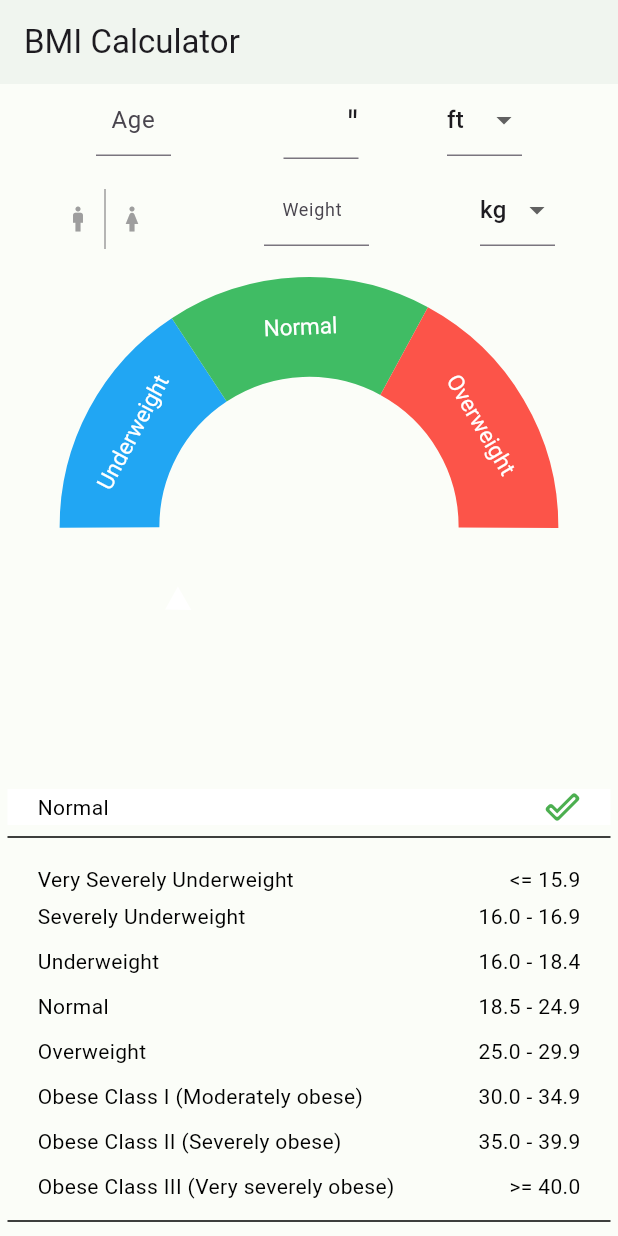
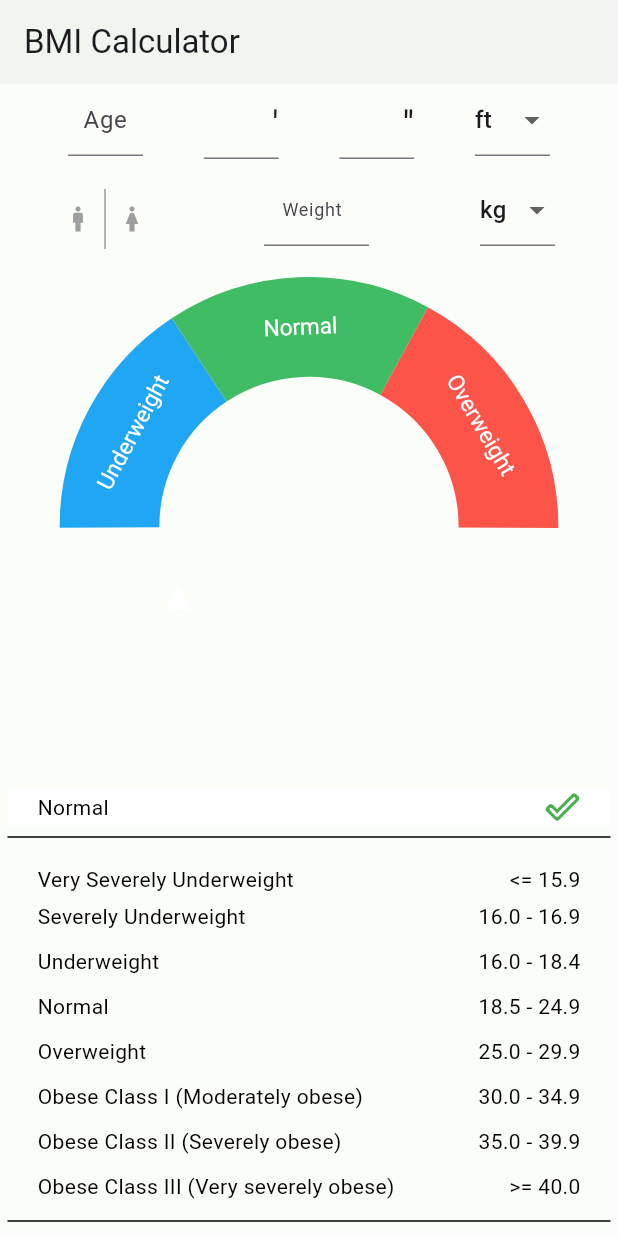
Before and after one commit to saif-uddin-shrabon/BMI, a Flutter app: the screen it shows after launch, on a phone screen of 412 x 824 dp. Run offline on Flutter 3.47's test engine with Material 3 defaults, Android fonts, the phone set to English and light mode, and no system bars; drawn by our look-alikes of syncfusion_flutter_gauges; our stand-ins replace flutter_screenutil.

Commit message:
Main function complete

```diff
--- a/lib/main.dart
+++ b/lib/main.dart
@@ -164,7 +164,79 @@ class _MyHomePageState extends State<MyHomePage> {
 
 
 
-                       _slectedVal == "ft" ? Row(
+                       // Feet container
+
+                       Container(
+                         width: 50,
+                         height: 40,
+                         child: Column(
+
+                           children: [
+                             Container(
+                               height: 14.0,
+                               alignment: Alignment.centerRight,
+                               child: Text(
+                                 "'",
+                                 style: TextStyle(fontSize: 24.0),
+                               ),
+                             ),
+                             Expanded(
+                               child: TextField(
+                                 controller: ftController,
+                                 keyboardType: TextInputType.number,
+                                 onChanged: (value) {
+                                   checkFiled();
+                                 },
+                               ),
+                             ),
+                           ],
+                         ),
+                       ),
+
+                       // incich container
+                       Container(
+                         width: 50,
+                         height: 40,
+
+                         child:   Column(
+
+                           children: [
+
+                             Container(
+                               height: 14.0,
+                               alignment: Alignment.centerRight,
+                               child: Text(
+                                 "''",
+                                 style: TextStyle(fontSize: 24.0),
+                               ),
+                             ),
+
+
+
+                             Expanded(
+                               child: TextField(
+                                 controller: inController,
+
+
+                                 keyboardType: TextInputType.number,
+                                 onChanged: (value) {
+                                   checkFiled();
+                                 },
+                               ),
+                             ),
+
+                           ],
+                         ),
+                       ),
+
+
+
+
+
+
+                       /*
+                       _slectedVal == "ft" ?
+                       Row(
                          children: [
 
                            // incich container
@@ -237,6 +309,7 @@ class _MyHomePageState extends State<MyHomePage> {
                            ],
                          ),
                        ) ,
+                       */
 
 
                        // select ft or cm
@@ -251,17 +324,19 @@ class _MyHomePageState extends State<MyHomePage> {
                            onChanged: (val) {
                              setState(() {
                                _slectedVal = val as String;
-                               if(_slectedVal == "ft"){
-                                 heightInCm.clear();
-
-                                }else{
-                                 ftController.clear();
-                                 inController.clear();
-                               }
+                               // if(_slectedVal == "ft"){
+                               //   heightInCm.clear();
+                               //
+                               //  }else{
+                               //   ftController.clear();
+                               //   inController.clear();
+                               // }
                              });
                            },
                          ),
                        ),
+
+
 
                      ],
                    ),
@@ -301,9 +376,6 @@ class _MyHomePageState extends State<MyHomePage> {
                            ],
                          ),
                        ),
-
-                       // Conditionally render based on _selectedWval value
-                       if (_selectedWval == "kg")
                        Container(
                          width: 70,
                          height: 60,
@@ -325,89 +397,117 @@ class _MyHomePageState extends State<MyHomePage> {
                              ),
                            ],
                          ),
-                         )
-                       else if (_selectedWval == "lb")
-                         Container(
-                           width: 70,
-                           height: 60,
-                           child: Column(
-                             children: [
-                               TextField(
-                                 controller: wtController,
-                                 decoration: const InputDecoration(
-                                   labelText: "Weight",
-                                   labelStyle: TextStyle(
-                                     fontSize: 12,
-                                   ),
-                                   contentPadding: EdgeInsets.symmetric(horizontal: 12.0),
-                                 ),
-                                 keyboardType: TextInputType.number,
-                                 onChanged: (value) {
-                                   checkFiled();
-                                 },
-                               ),
-                             ],
-                           ),
-                         )
-                       else if (_selectedWval == "st")
-                           Row(
-                             children: [
-                               Container(
-                                 width: 50,
-                                 height: 60,
-
-                                 child:   Column(
-
-
-                                   children: [
-
-                                     TextField(
-                                       controller: stController,
-                                       decoration: const InputDecoration(
-                                         labelText: "st",
-                                         contentPadding: EdgeInsets.symmetric(horizontal: 10.0),
-                                       ),
-                                       keyboardType: TextInputType.number,
-                                       // call checkFiled method when text field is changed
-                                       onChanged: (value) {
-                                         checkFiled();
-                                       },
-                                     ),
-
-                                   ],
-                                 ),
-                               ),
-
-                               Container(
-                                 width: 50,
-                                 height: 60,
-                                 margin: EdgeInsets.only(left: 15.0),
-
-                                 child:   Column(
-
-
-                                   children: [
-
-                                     TextField(
-                                       controller: lbController,
-                                       decoration: const InputDecoration(
-                                         labelText: "lb",
-                                         contentPadding: EdgeInsets.symmetric(horizontal: 10.0),
-                                       ),
-                                       keyboardType: TextInputType.number,
-                                       // call checkFiled method when text field is changed
-                                       onChanged: (value) {
-                                         checkFiled();
-                                       },
-                                     ),
-
-                                   ],
-                                 ),
                        ),
 
 
-                             ],
-                           ) ,
+                       // // Conditionally render based on _selectedWval value
+                       // if (_selectedWval == "kg")
+                       //   Container(
+                       //     width: 70,
+                       //     height: 60,
+                       //     child: Column(
+                       //       children: [
+                       //         TextField(
+                       //           controller: wtController,
+                       //           decoration: const InputDecoration(
+                       //             labelText: "Weight",
+                       //             labelStyle: TextStyle(
+                       //               fontSize: 12,
+                       //             ),
+                       //             contentPadding: EdgeInsets.symmetric(horizontal: 12.0),
+                       //           ),
+                       //           keyboardType: TextInputType.number,
+                       //           onChanged: (value) {
+                       //             checkFiled();
+                       //           },
+                       //         ),
+                       //       ],
+                       //     ),
+                       //   )
+                       // else if (_selectedWval == "lb")
+                       //   Container(
+                       //     width: 70,
+                       //     height: 60,
+                       //     child: Column(
+                       //       children: [
+                       //         TextField(
+                       //           controller: wtController,
+                       //           decoration: const InputDecoration(
+                       //             labelText: "Weight",
+                       //             labelStyle: TextStyle(
+                       //               fontSize: 12,
+                       //             ),
+                       //             contentPadding: EdgeInsets.symmetric(horizontal: 12.0),
+                       //           ),
+                       //           keyboardType: TextInputType.number,
+                       //           onChanged: (value) {
+                       //             checkFiled();
+                       //           },
+                       //         ),
+                       //       ],
+                       //     ),
+                       //   )
+                       // else if (_selectedWval == "st")
+                       //     Row(
+                       //       children: [
+                       //         Container(
+                       //           width: 50,
+                       //           height: 60,
+                       //
+                       //           child:   Column(
+                       //
+                       //
+                       //             children: [
+                       //
+                       //               TextField(
+                       //                 controller: stController,
+                       //                 decoration: const InputDecoration(
+                       //                   labelText: "st",
+                       //                   contentPadding: EdgeInsets.symmetric(horizontal: 10.0),
+                       //                 ),
+                       //                 keyboardType: TextInputType.number,
+                       //                 // call checkFiled method when text field is changed
+                       //                 onChanged: (value) {
+                       //                   checkFiled();
+                       //                 },
+                       //               ),
+                       //
+                       //             ],
+                       //           ),
+                       //         ),
+                       //
+                       //
+                       //         Container(
+                       //           width: 50,
+                       //           height: 60,
+                       //           margin: EdgeInsets.only(left: 15.0),
+                       //
+                       //           child:   Column(
+                       //
+                       //
+                       //             children: [
+                       //
+                       //               TextField(
+                       //                 controller: lbController,
+                       //                 decoration: const InputDecoration(
+                       //                   labelText: "lb",
+                       //                   contentPadding: EdgeInsets.symmetric(horizontal: 10.0),
+                       //                 ),
+                       //                 keyboardType: TextInputType.number,
+                       //                 // call checkFiled method when text field is changed
+                       //                 onChanged: (value) {
+                       //                   checkFiled();
+                       //                 },
+                       //               ),
+                       //
+                       //             ],
+                       //           ),
+                       //         ),
+                       //
+                       //
+                       //
+                       //       ],
+                       //     ) ,
 
                        Container(
                          width: 50,
@@ -506,7 +606,7 @@ class _MyHomePageState extends State<MyHomePage> {
                        color: Colors.white,
                        // add result + 30 to show the pointer on the gauge or null
                        // value:  double.parse(result) + 30 ?? 0,
-                       value: rangeValue ?? 0,
+                       value: rangeValue,
 
 
                        markerHeight: 15,
@@ -753,6 +853,7 @@ class _MyHomePageState extends State<MyHomePage> {
 
              ),
 
+
             Divider(
               color: Colors.black,
               thickness: 1.0,
@@ -814,6 +915,7 @@ class _MyHomePageState extends State<MyHomePage> {
     });
   }
 
+  /*
 
   void checkFiled() {
     print("function called: **************");
@@ -850,11 +952,38 @@ class _MyHomePageState extends State<MyHomePage> {
 
     calculateBMI(); // Move the calculation outside the conditional blocks
   }
+*/
 
+
+  void checkFiled() {
+
+    ageValue = double.parse(age.text);
+
+    // print value
+    print("agecontroler: ${age.text} , ftController: ${ftController.text} , inController: ${inController.text} , wtController: ${wtController.text}");
+    if (age.text.isNotEmpty &&
+        ftController.text.isNotEmpty &&
+        inController.text.isNotEmpty &&
+        wtController.text.isNotEmpty) {
+
+      ageValue = double.parse(age.text);
+      heightFtValue = double.parse(ftController.text);
+      heightInValue = double.parse(inController.text);
+      weightValue = double.parse(wtController.text);
+      calculateBMI();
+    }
+  }
 
 
 
   void WeightRangeBasedOnBmi(double min , double max){
+
+    heightFtValue = double.parse(ftController.text);
+    heightInValue = double.parse(inController.text);
+    feetInmeeter = heightFtValue * 0.3048;
+    inchesInmeeter = heightInValue * 0.0254;
+    totalHighetInMeeter = feetInmeeter + inchesInmeeter;
+    heightInInches = (heightFtValue * 12) + heightInValue;
 
       //get one decimal value
       totalHighetInMeeter = double.parse(totalHighetInMeeter.toStringAsFixed(1));
@@ -917,11 +1046,17 @@ class _MyHomePageState extends State<MyHomePage> {
 
 
 
+
   // Method to calculate BMI
   void calculateBMI() {
-    print("check calculateBMI called--------------");
+    double heightInInches = (heightFtValue * 12) + heightInValue;
     double meeter = heightInInches / 39.3701;
     bmi = weightValue / (meeter * meeter);
+
+
+
+
+
 
 
 
@@ -929,7 +1064,32 @@ class _MyHomePageState extends State<MyHomePage> {
     // state update
     setState(() {
       result = bmi.toStringAsFixed(1);
-      rangeValue = (bmi + 30);
+      if(bmi < 18.5){
+        if(bmi < 12) {
+          rangeValue = bmi+12;
+        }else if(bmi > 35){
+          rangeValue = 34.5;
+        }else{
+          rangeValue = bmi;
+        }
+      }else if(bmi >= 18.5 && bmi <= 24.9){
+        if(bmi < 35) {
+          rangeValue = bmi+35;
+        }else if(bmi > 60){
+          rangeValue = 24.8;
+        }else{
+          rangeValue = bmi;
+        }
+      }else if(bmi >= 25.0 && bmi <= 29.9){
+        if(bmi < 60) {
+          rangeValue = bmi+60;
+        }else if(bmi > 85){
+          rangeValue = 29.8;
+        }else{
+          rangeValue = bmi;
+        }
+      }
+
       getBMICategory();
 
       selectedIcon(heightInInches);
```
Lines whose indentation alone changed are shown as unchanged.
